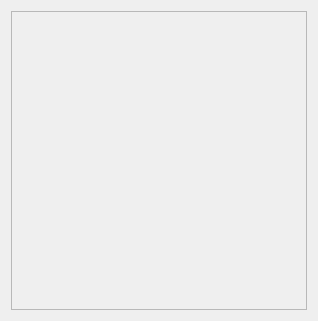
First picture: the form in ui/about.ui, repository dop14/monkmode, before the edit.
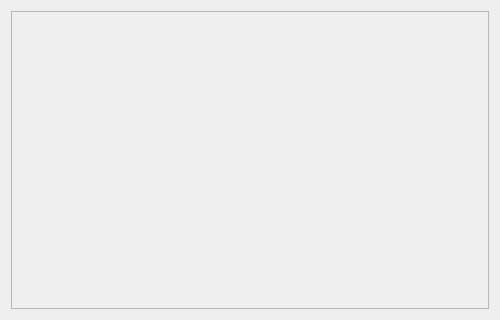
Second picture: the form after the edit.

Commit message: Fixed size of About page

```diff
--- a/ui/about.ui
+++ b/ui/about.ui
@@ -6,10 +6,16 @@
    <rect>
     <x>0</x>
     <y>0</y>
-    <width>318</width>
-    <height>321</height>
+    <width>500</width>
+    <height>320</height>
    </rect>
   </property>
+  <property name="maximumSize">
+   <size>
+    <width>500</width>
+    <height>320</height>
+   </size>
+  </property>
   <property name="windowTitle">
    <string>Form</string>
   </property>
```
The commit also changes 4 other files.
